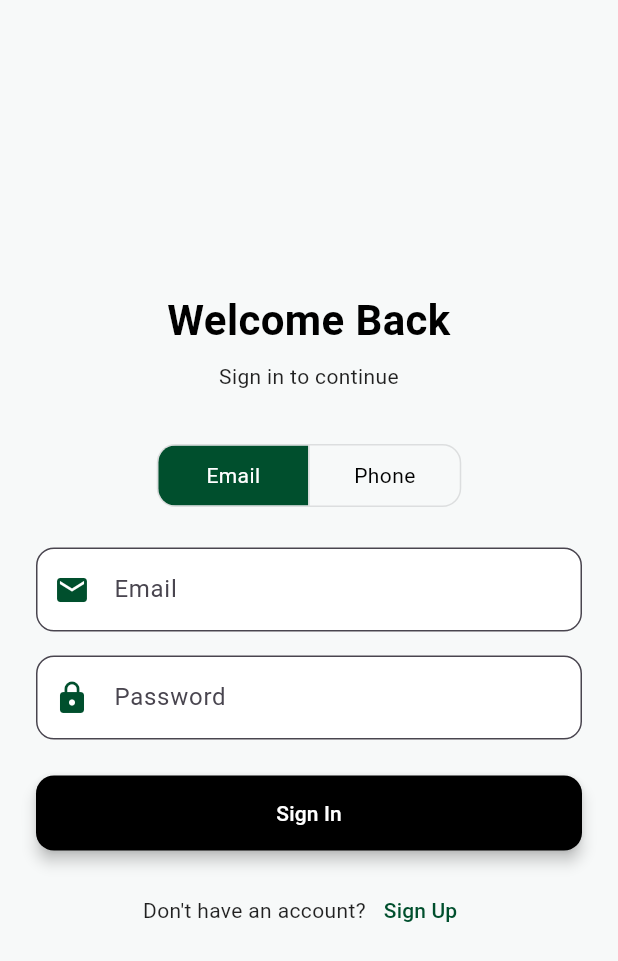
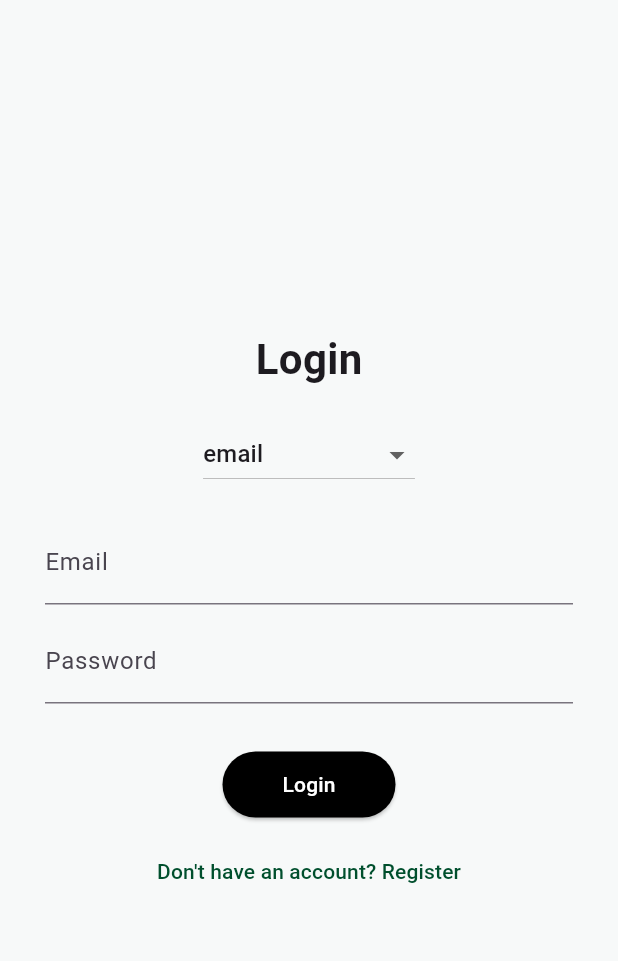
Before and after one commit to leoulendryas/transport_share_app, a Flutter app: the LoginScreen screen opened by its route, on a phone screen of 412 x 824 dp. Shown: the top 961 px of the screen. Run offline on Flutter 3.47's test engine with Material 3 defaults, Android fonts, the phone set to English and light mode, and no system bars; our stand-ins replace app_links, flutter_animate, flutter_typeahead, geocoding, geolocator, liquid_pull_to_refresh and 3 more; accounts and stored records are empty; statements that could not run were skipped.

Commit message:
fix: update login screen UI and functionality

```diff
--- a/lib/screens/auth/login_screen.dart
+++ b/lib/screens/auth/login_screen.dart
@@ -1,6 +1,8 @@
 import 'package:flutter/material.dart';
 import 'package:provider/provider.dart';
 import '../../../services/auth_service.dart';
+
+enum AuthMode { email, phonePassword, phoneOtp }
 
 class LoginScreen extends StatefulWidget {
   const LoginScreen({super.key});
@@ -17,16 +19,17 @@ class _LoginScreenState extends State<LoginScreen> with TickerProviderStateMixin
   final _otpController = TextEditingController();
 
   bool _isLoading = false;
-  bool _useEmail = true;
-  bool _useOtp = false;
-
+  AuthMode _authMode = AuthMode.email;
   late AnimationController _controller;
   late Animation<double> _fadeAnimation;
 
   @override
   void initState() {
     super.initState();
-    _controller = AnimationController(vsync: this, duration: const Duration(milliseconds: 300));
+    _controller = AnimationController(
+      vsync: this,
+      duration: const Duration(milliseconds: 300),
+    );
     _fadeAnimation = CurvedAnimation(parent: _controller, curve: Curves.easeInOut);
     _controller.forward();
   }
@@ -46,45 +49,116 @@ class _LoginScreenState extends State<LoginScreen> with TickerProviderStateMixin
     setState(() => _isLoading = true);
     try {
       final authService = Provider.of<AuthService>(context, listen: false);
-      if (_useOtp) {
-        await authService.login(phone: _phoneController.text.trim(), otp: _otpController.text.trim());
-      } else {
+      switch (_authMode) {
+        case AuthMode.email:
           await authService.login(
-          email: _useEmail ? _emailController.text.trim() : null,
-          phone: !_useEmail ? _phoneController.text.trim() : null,
+            email: _emailController.text.trim(),
             password: _passwordController.text.trim(),
           );
+          break;
+        case AuthMode.phonePassword:
+          await authService.login(
+            phone: _phoneController.text.trim(),
+            password: _passwordController.text.trim(),
+          );
+          break;
+        case AuthMode.phoneOtp:
+          await authService.login(
+            phone: _phoneController.text.trim(),
+            otp: _otpController.text.trim(),
+          );
+          break;
       }
-      if (mounted) Navigator.of(context).pushReplacementNamed('/rides');
+
+      if (!mounted) return;
+
+      if (authService.isIdVerified) {
+        Navigator.pushNamedAndRemoveUntil(context, '/rides', (_) => false);
+      } else {
+        Navigator.pushNamedAndRemoveUntil(
+          context,
+          authService.isVerified ? '/profile-complete' : '/verify',
+          (_) => false,
+        );
+      }
     } catch (e) {
-      _showMessage(e.toString(), isError: true);
+      ScaffoldMessenger.of(context).showSnackBar(
+        SnackBar(content: Text("Login failed: $e")),
+      );
     } finally {
-      if (mounted) setState(() => _isLoading = false);
+      setState(() => _isLoading = false);
     }
   }
 
-  Future<void> _requestOtp() async {
-    if (_phoneController.text.trim().isEmpty) return;
-    setState(() => _isLoading = true);
-    try {
-      final authService = Provider.of<AuthService>(context, listen: false);
-      await authService.requestOtp(_phoneController.text.trim());
-      _showMessage('OTP sent to your phone.');
-    } catch (e) {
-      _showMessage(e.toString(), isError: true);
-    } finally {
-      if (mounted) setState(() => _isLoading = false);
+  Widget _buildAuthFields() {
+    switch (_authMode) {
+      case AuthMode.email:
+        return Column(
+          children: [
+            TextFormField(
+              controller: _emailController,
+              decoration: const InputDecoration(labelText: 'Email'),
+              keyboardType: TextInputType.emailAddress,
+              validator: (value) => value!.isEmpty ? 'Enter email' : null,
+            ),
+            const SizedBox(height: 10),
+            TextFormField(
+              controller: _passwordController,
+              decoration: const InputDecoration(labelText: 'Password'),
+              obscureText: true,
+              validator: (value) => value!.isEmpty ? 'Enter password' : null,
+            ),
+          ],
+        );
+      case AuthMode.phonePassword:
+        return Column(
+          children: [
+            TextFormField(
+              controller: _phoneController,
+              decoration: const InputDecoration(labelText: 'Phone Number'),
+              keyboardType: TextInputType.phone,
+              validator: (value) => value!.isEmpty ? 'Enter phone number' : null,
+            ),
+            const SizedBox(height: 10),
+            TextFormField(
+              controller: _passwordController,
+              decoration: const InputDecoration(labelText: 'Password'),
+              obscureText: true,
+              validator: (value) => value!.isEmpty ? 'Enter password' : null,
+            ),
+          ],
+        );
+      case AuthMode.phoneOtp:
+        return Column(
+          children: [
+            TextFormField(
+              controller: _phoneController,
+              decoration: const InputDecoration(labelText: 'Phone Number'),
+              keyboardType: TextInputType.phone,
+              validator: (value) => value!.isEmpty ? 'Enter phone number' : null,
+            ),
+            const SizedBox(height: 10),
+            TextFormField(
+              controller: _otpController,
+              decoration: const InputDecoration(labelText: 'OTP'),
+              keyboardType: TextInputType.number,
+              validator: (value) => value!.isEmpty ? 'Enter OTP' : null,
+            ),
+          ],
+        );
     }
   }
 
-  void _showMessage(String message, {bool isError = false}) {
-    if (!mounted) return;
-    ScaffoldMessenger.of(context).showSnackBar(
-      SnackBar(
-        content: Text(message),
-        backgroundColor: isError ? Colors.red[700] : Colors.green[700],
-        behavior: SnackBarBehavior.floating,
-      ),
+  Widget _buildAuthModeSwitch() {
+    return DropdownButton<AuthMode>(
+      value: _authMode,
+      onChanged: (mode) => setState(() => _authMode = mode!),
+      items: AuthMode.values.map((mode) {
+        return DropdownMenuItem(
+          value: mode,
+          child: Text(mode.toString().split('.').last),
+        );
+      }).toList(),
     );
   }
 
@@ -93,72 +167,45 @@ class _LoginScreenState extends State<LoginScreen> with TickerProviderStateMixin
     return Scaffold(
       backgroundColor: const Color(0xFFF7F9F9),
       body: Center(
+        child: FadeTransition(
+          opacity: _fadeAnimation,
           child: SingleChildScrollView(
-          padding: const EdgeInsets.symmetric(horizontal: 24, vertical: 16),
+            padding: const EdgeInsets.symmetric(horizontal: 30, vertical: 60),
             child: Form(
               key: _formKey,
-            child: FadeTransition(
-              opacity: _fadeAnimation,
               child: Column(
-                crossAxisAlignment: CrossAxisAlignment.stretch,
                 children: [
                   const Text(
-                    'Welcome Back',
-                    textAlign: TextAlign.center,
-                    style: TextStyle(fontSize: 28, fontWeight: FontWeight.bold, color: Colors.black),
-                  ),
-                  const SizedBox(height: 8),
-                  const Text(
-                    'Sign in to continue',
-                    textAlign: TextAlign.center,
-                    style: TextStyle(color: Colors.black87),
-                  ),
-                  const SizedBox(height: 32),
-
-                  _buildToggle(),
-                  const SizedBox(height: 24),
-
-                  _useEmail
-                      ? _buildTextField(controller: _emailController, label: 'Email', icon: Icons.email, validator: (v) => v!.contains('@') ? null : 'Invalid email')
-                      : _buildTextField(controller: _phoneController, label: 'Phone Number', icon: Icons.phone, keyboardType: TextInputType.phone, validator: (v) => v!.length < 10 ? 'Invalid phone number' : null),
-
-                  const SizedBox(height: 16),
-
-                  if (!_useEmail && !_useOtp)
-                    Align(
-                      alignment: Alignment.centerRight,
-                      child: TextButton(
-                        onPressed: () => setState(() => _useOtp = true),
-                        child: const Text('Use OTP instead?', style: TextStyle(color: Color(0xFF004F2D))),
+                    'Login',
+                    style: TextStyle(
+                      fontSize: 28,
+                      fontWeight: FontWeight.bold,
                     ),
                   ),
-
-                  if (!_useOtp)
-                    _buildTextField(
-                      controller: _passwordController,
-                      label: 'Password',
-                      icon: Icons.lock,
-                      obscureText: true,
-                      validator: (v) => v!.length < 6 ? 'Min 6 characters' : null,
+                  const SizedBox(height: 20),
+                  _buildAuthModeSwitch(),
+                  const SizedBox(height: 20),
+                  _buildAuthFields(),
+                  const SizedBox(height: 30),
+                  ElevatedButton(
+                    onPressed: _isLoading ? null : _submit,
+                    style: ElevatedButton.styleFrom(
+                      backgroundColor: Colors.black,
+                      foregroundColor: Colors.white,
+                      padding: const EdgeInsets.symmetric(horizontal: 40, vertical: 12),
                     ),
-
-                  if (_useOtp)
-                    _buildTextField(
-                      controller: _otpController,
-                      label: 'OTP Code',
-                      icon: Icons.sms,
-                      keyboardType: TextInputType.number,
-                      validator: (v) => v!.length == 6 ? null : 'Enter 6-digit code',
-                      suffix: TextButton(
-                        onPressed: _requestOtp,
-                        child: const Text('Send OTP', style: TextStyle(color: Color(0xFF004F2D))),
+                    child: _isLoading
+                        ? const CircularProgressIndicator()
+                        : const Text('Login'),
+                  ),
+                  const SizedBox(height: 10),
+                  TextButton(
+                    onPressed: () => Navigator.pushNamed(context, '/register'),
+                    child: const Text(
+                      "Don't have an account? Register",
+                      style: TextStyle(color: Color(0xFF004F2D)),
                     ),
                   ),
-
-                  const SizedBox(height: 24),
-                  _buildLoginButton(),
-                  const SizedBox(height: 16),
-                  _buildSignUpPrompt(),
                 ],
               ),
             ),
@@ -167,86 +214,4 @@ class _LoginScreenState extends State<LoginScreen> with TickerProviderStateMixin
       ),
     );
   }
-
-  Widget _buildToggle() {
-    return Center(
-      child: ToggleButtons(
-        isSelected: [_useEmail, !_useEmail],
-        onPressed: (index) {
-          setState(() {
-            _useEmail = index == 0;
-            _useOtp = false;
-            _controller.forward(from: 0);
-          });
-        },
-        borderRadius: BorderRadius.circular(12),
-        fillColor: const Color(0xFF004F2D),
-        selectedColor: Colors.white,
-        color: Colors.black,
-        constraints: const BoxConstraints(minHeight: 40, minWidth: 100),
-        children: const [Text("Email"), Text("Phone")],
-      ),
-    );
 }
-
-  Widget _buildTextField({
-    required TextEditingController controller,
-    required String label,
-    required IconData icon,
-    bool obscureText = false,
-    TextInputType? keyboardType,
-    String? Function(String?)? validator,
-    Widget? suffix,
-  }) {
-    return TextFormField(
-      controller: controller,
-      obscureText: obscureText,
-      keyboardType: keyboardType,
-      validator: validator,
-      style: const TextStyle(color: Colors.black),
-      decoration: InputDecoration(
-        labelText: label,
-        prefixIcon: Icon(icon, color: const Color(0xFF004F2D)),
-        suffix: suffix,
-        filled: true,
-        fillColor: Colors.white,
-        border: OutlineInputBorder(borderRadius: BorderRadius.circular(12)),
-        focusedBorder: OutlineInputBorder(
-          borderSide: const BorderSide(color: Color(0xFF004F2D), width: 2),
-          borderRadius: BorderRadius.circular(12),
-        ),
-      ),
-    );
-  }
-
-  Widget _buildLoginButton() {
-    return ElevatedButton(
-      onPressed: _isLoading ? null : _submit,
-      style: ElevatedButton.styleFrom(
-        backgroundColor: Colors.black,
-        foregroundColor: Colors.white,
-        minimumSize: const Size(double.infinity, 50),
-        shape: RoundedRectangleBorder(borderRadius: BorderRadius.circular(12)),
-        elevation: 4,
-      ).copyWith(
-        overlayColor: WidgetStateProperty.all(const Color(0xFF004F2D)),
-      ),
-      child: _isLoading
-          ? const CircularProgressIndicator(color: Colors.white)
-          : Text(_useOtp ? 'Verify OTP' : 'Sign In'),
-    );
-  }
-
-  Widget _buildSignUpPrompt() {
-    return Row(
-      mainAxisAlignment: MainAxisAlignment.center,
-      children: [
-        const Text("Don't have an account?", style: TextStyle(color: Colors.black87)),
-        TextButton(
-          onPressed: () => Navigator.pushNamed(context, '/register'),
-          child: const Text('Sign Up', style: TextStyle(color: Color(0xFF004F2D))),
-        ),
-      ],
-    );
-  }
-}
```
Lines whose indentation alone changed are shown as unchanged.
